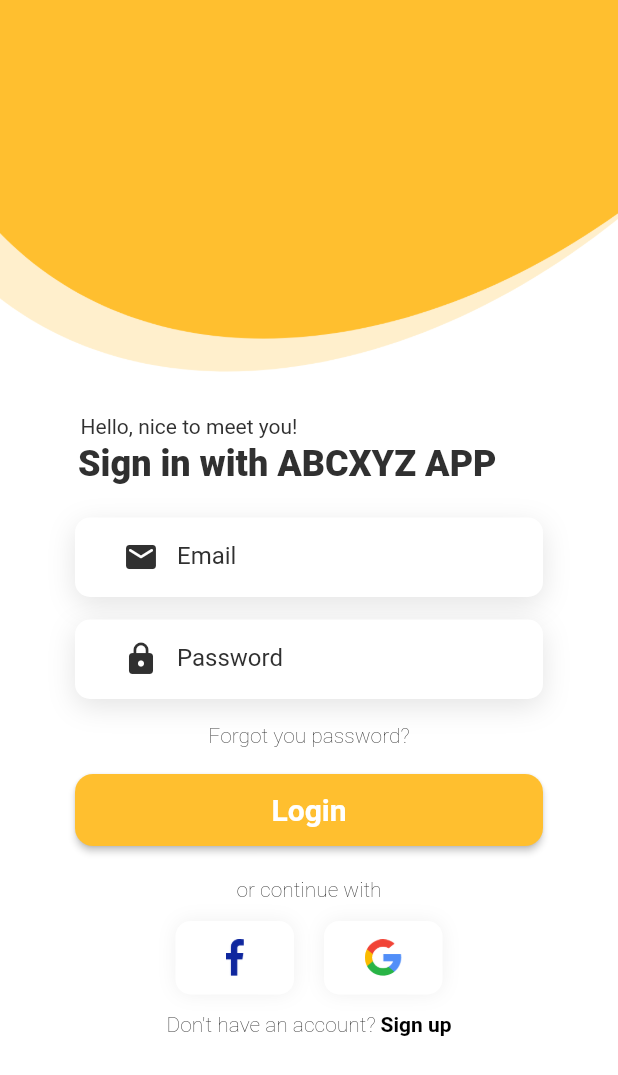
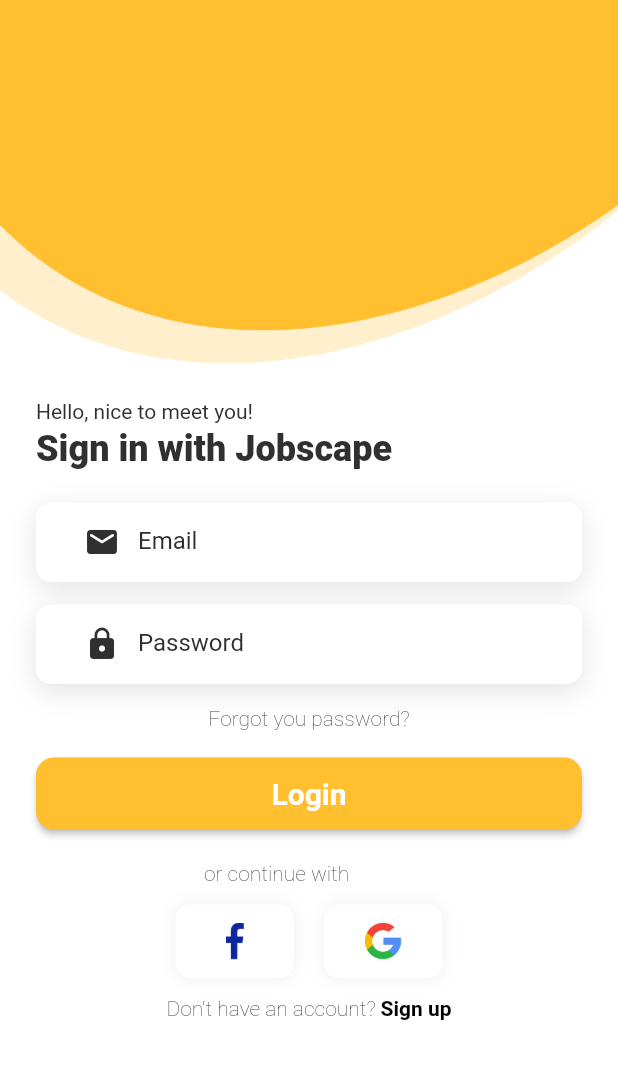
Before and after one commit to nguyenchiemdu/Jobscape, a Flutter app: the screen it shows after launch, after a tap on "Login", on a phone screen of 412 x 824 dp. Shown: the top 1075 px of the screen. Run offline on Flutter 3.47's test engine with Material 2 defaults, Android fonts, the phone set to English and light mode, and no system bars; our stand-ins replace carousel_slider, cloud_firestore, firebase_auth, firebase_core, google_sign_in; accounts and stored records are empty; network calls fail; Roboto replaces fonts that are missing (SFProDisplay).

Commit message:
New user flow and UI + fix login UI

```diff
--- a/lib/main.dart
+++ b/lib/main.dart
@@ -8,7 +8,7 @@
 import 'package:provider/provider.dart';
 import './widgets/login_screens/login_screen.dart';
 import './widgets/main_screens/main_screen.dart';
-
+import 'package:learning_app/models/users_database.dart';
 void main() {
   WidgetsFlutterBinding.ensureInitialized();
   runApp(MyApp());
@@ -58,6 +58,7 @@
     );
   }
 }
+final enrolled_course = UserDatabaseService().getUserEnrolledCourse(FirebaseAuth.instance.currentUser.uid.toString());
 
 class RoutePage extends StatelessWidget {
   @override
@@ -71,7 +72,7 @@
           if (provider.isSigningIn) {
             return buildLoading();
           } else if (snapsot.hasData) {
-            return LoggedInWidget();
+            return enrolled_course == 0 ? LoggedInWidget(0) : LoggedInWidget(1);
           } else {
             return Container(
                 decoration: BoxDecoration(
--- a/lib/widgets/login_screens/login_screen.dart
+++ b/lib/widgets/login_screens/login_screen.dart
@@ -16,14 +16,14 @@
     );
   }
 
-  void signIn(BuildContext context) async {
+  void signIn(BuildContext context,user,password) async {
     try {
       UserCredential userCredential =
           await FirebaseAuth.instance.signInWithEmailAndPassword(
               // email: user.text,
               // password: password.text
-              email: 'admin@gmail.com',
-              password: 'admin123');
+              email: user,
+              password: password);
       // Scaffold.of(context).showSnackBar(SnackBar(
       //   content: Text('Signed in!'),
       // ));
@@ -55,13 +55,13 @@
               child: SafeArea(
                   child: Container(
                 // padding: EdgeInsets.only(left: 24),
-                margin: EdgeInsets.only(top: 276),
+                margin: EdgeInsets.only(top: 266),
                 width: double.infinity,
                 child: Column(
-                  // crossAxisAlignment: CrossAxisAlignment.center ,
+                  crossAxisAlignment: CrossAxisAlignment.start ,
                   children: [
                     Container(
-                      margin: EdgeInsets.only(right: 160),
+                      margin: EdgeInsets.only(left: 24),
                       child: Text("Hello, nice to meet you!",
                           style: TextStyle(
                             fontFamily: 'SFProDisplay',
@@ -72,9 +72,8 @@
                           )),
                     ),
                     Container(
-                      margin: EdgeInsets.only(right: 29),
-                      padding: EdgeInsets.only(top: 3, bottom: 22),
-                      child: Text("Sign in with ABCXYZ APP",
+                      margin: EdgeInsets.only(left:24,top:3,bottom:22),
+                      child: Text("Sign in with Jobscape",
                           style: TextStyle(
                             fontFamily: 'SFProDisplay',
                             color: Color(0xff303030),
@@ -84,8 +83,8 @@
                           )),
                     ),
                     Container(
-                        margin: EdgeInsets.only(bottom: 15),
-                        width: 312,
+                        margin: EdgeInsets.only(left:24,right:24,bottom: 15),
+                        width: double.infinity,
                         height: 53,
                         padding: EdgeInsets.only(left: 20),
                         decoration: new BoxDecoration(
@@ -123,7 +122,8 @@
                               disabledBorder: InputBorder.none,
                             ))),
                     Container(
-                        width: 312,
+                        margin: EdgeInsets.only(left:24,right:24,bottom: 15),
+                        width: double.infinity,
                         height: 53,
                         padding: EdgeInsets.only(left: 20),
                         decoration: new BoxDecoration(
@@ -162,7 +162,8 @@
                               disabledBorder: InputBorder.none,
                             ))),
                     Container(
-                      margin: EdgeInsets.only(top: 16, bottom: 18),
+                      margin: EdgeInsets.only(bottom: 18),
+                      alignment: Alignment.center,
                       child: Text("Forgot you password?",
                           style: TextStyle(
                             fontFamily: 'SFProDisplay',
@@ -173,9 +174,10 @@
                           )),
                     ),
                     Container(
-                        width: 312,
+                        width: double.infinity,
                         height: 48,
-                        child: RaisedButton(onPressed: (){signIn(context);},
+                        margin: EdgeInsets.only(left:24,right:24),
+                        child: RaisedButton(onPressed: (){signIn(context,user.text,password.text);},
                             color: Color(0xffffbf2f),
                             shape: RoundedRectangleBorder(
                               borderRadius: BorderRadius.circular(12),
@@ -262,7 +264,9 @@
                         ],
                       ),
                     ),
-                    RichText(
+                    Container(
+                      alignment: Alignment.center,
+                      child: RichText(
                           text: new TextSpan(children: [
                         new TextSpan(
                             text: "Don't have an account? ",
@@ -286,7 +290,8 @@
                               ..onTap = () {
                                 changeRoute(context);
                               }),
-                    ]))
+                      ])),
+                    )
                   ],
                 ),
               ))),
--- a/lib/widgets/main_screens/home_widget/home_widget.dart
+++ b/lib/widgets/main_screens/home_widget/home_widget.dart
@@ -103,7 +103,7 @@
                 onTap: () {selectPage(1);},
                 child: Container(
                     width: double.infinity,
-                    height: 268,
+                    height: 275,
                     margin: EdgeInsets.only(left:24,right:24,top:30),
                     decoration: new BoxDecoration(
                       image: DecorationImage(
```
Also changed, not shown: lib/widgets/login_screens/register_widget.dart (+7 -2 lines), lib/widgets/main_screens/main_screen.dart (+26 -10 lines). Lines whose indentation alone changed are shown as unchanged.
